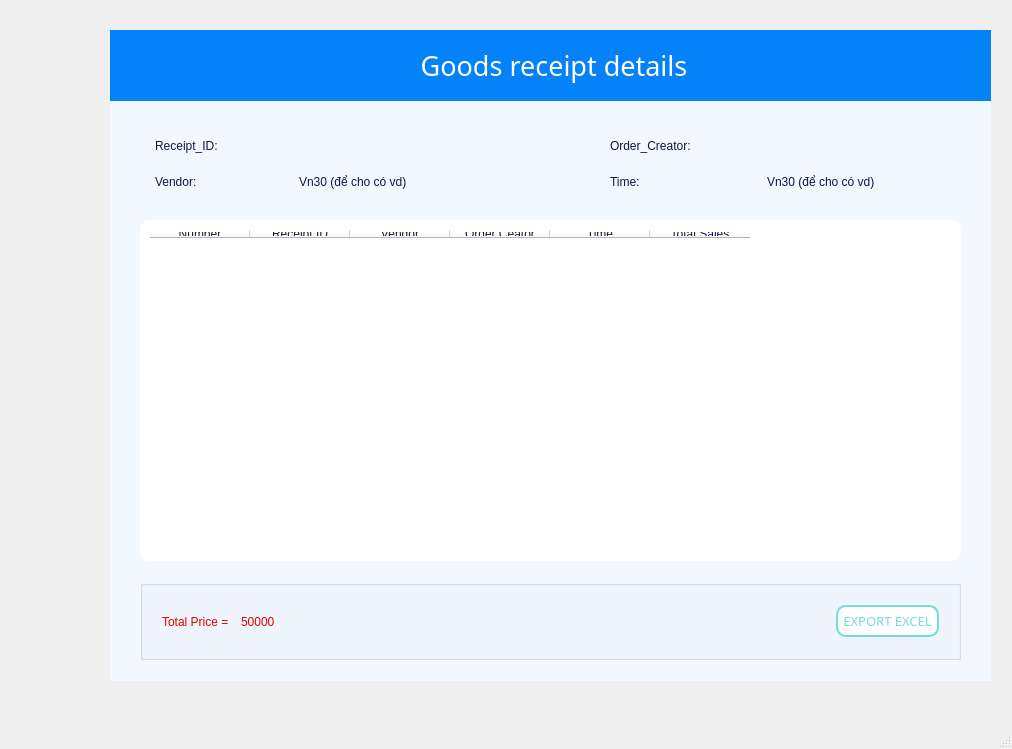
Old version of the form USER_INTERFACE/GoodsReceipt/MainWindowDetailGoodsReceipt.ui in the repository chauphung1509/Final_KTLT.
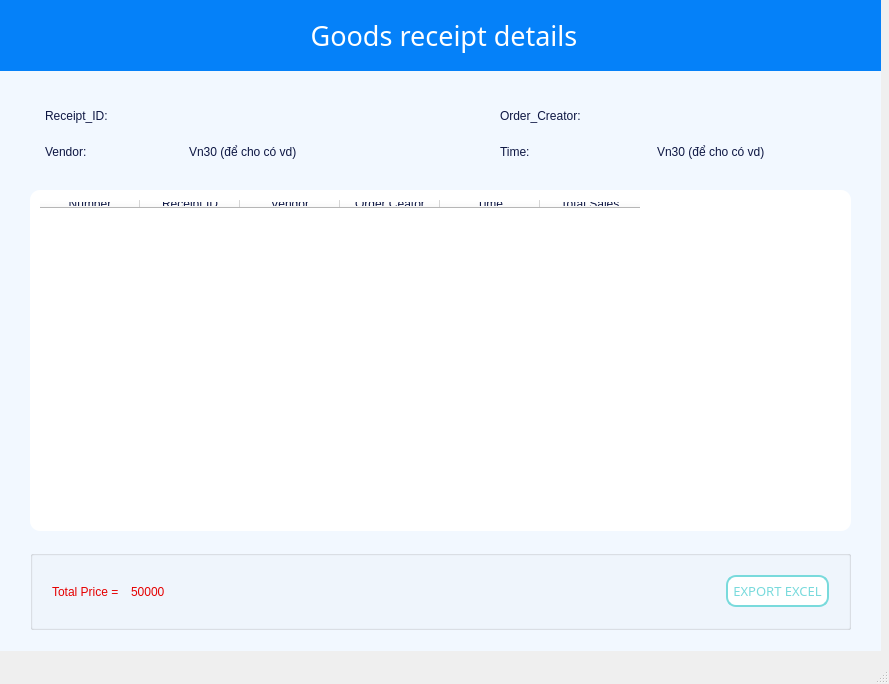
New version of the form. Icons and pictures are not drawn.

What changed in the file:
```diff
--- a/USER_INTERFACE/GoodsReceipt/MainWindowDetailGoodsReceipt.ui
+++ b/USER_INTERFACE/GoodsReceipt/MainWindowDetailGoodsReceipt.ui
@@ -6,8 +6,8 @@
    <rect>
     <x>0</x>
     <y>0</y>
-    <width>1012</width>
-    <height>749</height>
+    <width>889</width>
+    <height>684</height>
    </rect>
   </property>
   <property name="windowTitle">
@@ -17,8 +17,8 @@
    <widget class="QLabel" name="label_8">
     <property name="geometry">
      <rect>
-      <x>110</x>
-      <y>30</y>
+      <x>0</x>
+      <y>0</y>
       <width>881</width>
       <height>651</height>
      </rect>
@@ -33,8 +33,8 @@
    <widget class="QLabel" name="label">
     <property name="geometry">
      <rect>
-      <x>110</x>
-      <y>30</y>
+      <x>0</x>
+      <y>0</y>
       <width>881</width>
       <height>71</height>
      </rect>
@@ -63,8 +63,8 @@
    <widget class="QGroupBox" name="horizontalGroupBox_3">
     <property name="geometry">
      <rect>
-      <x>140</x>
-      <y>580</y>
+      <x>30</x>
+      <y>550</y>
       <width>821</width>
       <height>80</height>
      </rect>
@@ -173,8 +173,8 @@
    <widget class="QWidget" name="gridLayoutWidget">
     <property name="geometry">
      <rect>
-      <x>155</x>
-      <y>130</y>
+      <x>45</x>
+      <y>100</y>
       <width>281</width>
       <height>67</height>
      </rect>
@@ -229,8 +229,8 @@
    <widget class="QWidget" name="gridLayoutWidget_2">
     <property name="geometry">
      <rect>
-      <x>610</x>
-      <y>130</y>
+      <x>500</x>
+      <y>100</y>
       <width>308</width>
       <height>67</height>
      </rect>
@@ -285,8 +285,8 @@
    <widget class="QTableWidget" name="tableWidget">
     <property name="geometry">
      <rect>
-      <x>140</x>
-      <y>220</y>
+      <x>30</x>
+      <y>190</y>
       <width>821</width>
       <height>341</height>
      </rect>
```
Left out of the diff: 2 changed lines with no effect on the pictures.
